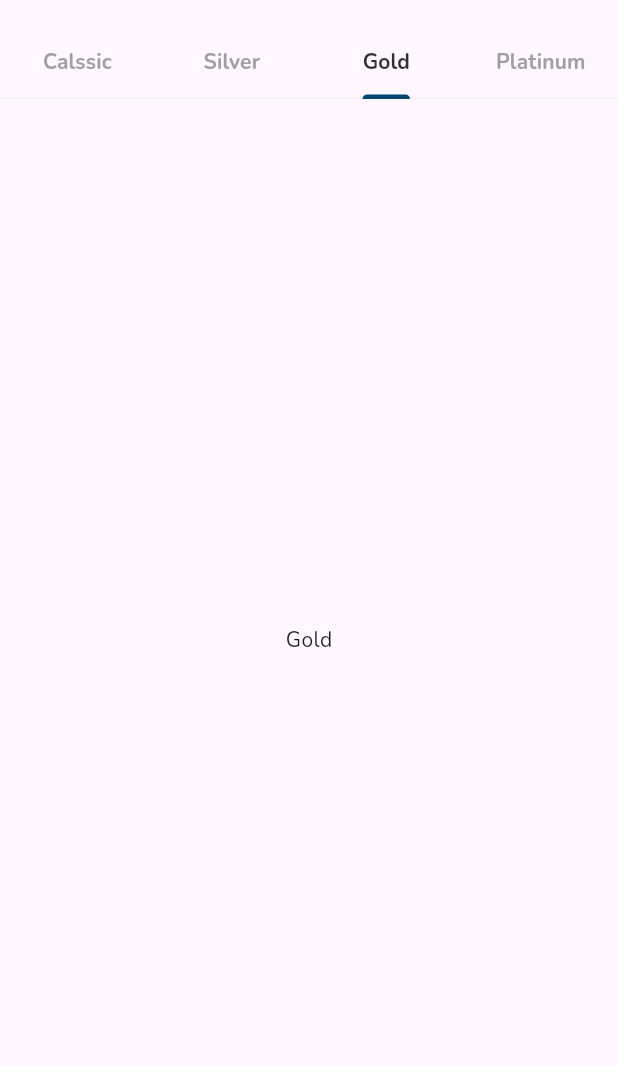
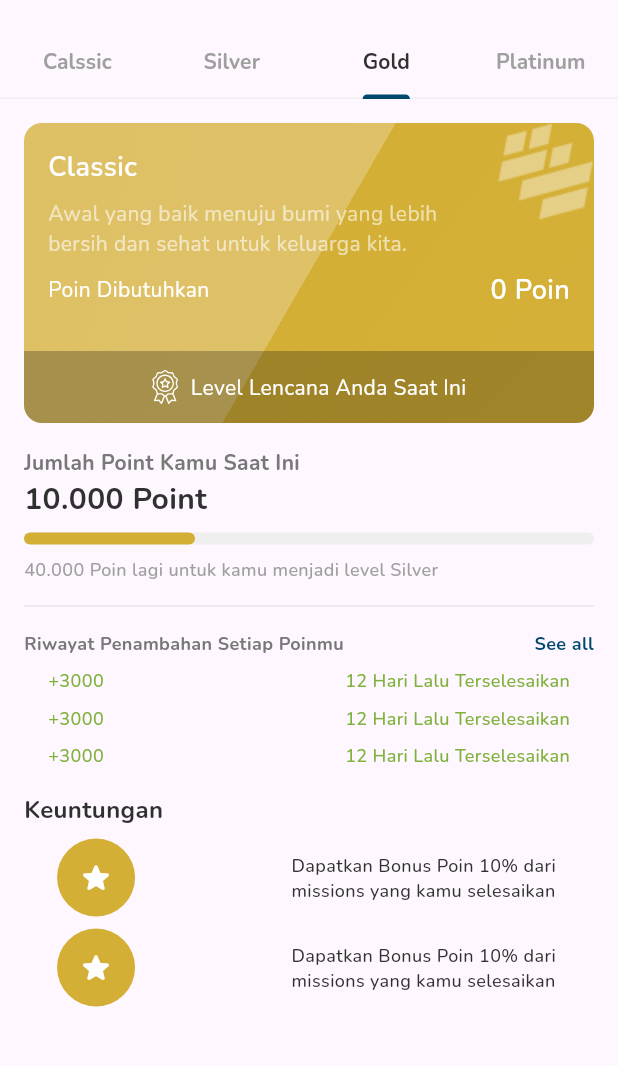
Before and after one commit to RECYTHNG/flutter_recything, a Flutter app: the screen it shows after launch, tab 3 chosen, on a phone screen of 412 x 824 dp, the part 57-1123 px from its top. Run offline on Flutter 3.47's test engine with Material 3 defaults, Android fonts, the phone set to English and light mode, and no system bars; our stand-ins replace flutter_svg.

Commit message:
feat(award : gold): complete slicing for gold achievement

```diff
--- a/recything_application/lib/screen/achievement_screen/achievement_screen.dart
+++ b/recything_application/lib/screen/achievement_screen/achievement_screen.dart
@@ -2,6 +2,7 @@ import 'package:flutter/material.dart';
 import 'package:recything_application/constants/color_constant.dart';
 import 'package:recything_application/constants/text_style_constant.dart';
 import 'package:recything_application/screen/achievement_screen/content/classic_achievement_content.dart';
+import 'package:recything_application/screen/achievement_screen/content/gold_achievement_content.dart';
 import 'package:recything_application/screen/achievement_screen/content/silver_achievement_content.dart';
 
 class AchievementScreen extends StatefulWidget {
@@ -44,11 +45,7 @@ class _AchievementScreenState extends State<AchievementScreen> {
           children: [
             const ClassicAchievementContent(),
             const SilverAchievementContent(),
-            Container(
-              child: const Center(
-                child: Text('Gold'),
-              ),
-            ),
+            const GoldAchievementContent(),
             Container(
               child: const Center(
                 child: Text('Platinum'),
--- a/recything_application/lib/screen/achievement_screen/content/gold_achievement_content.dart
+++ b/recything_application/lib/screen/achievement_screen/content/gold_achievement_content.dart
@@ -0,0 +1,308 @@
+import 'package:flutter/material.dart';
+import 'package:flutter_svg/svg.dart';
+import 'package:recything_application/constants/color_constant.dart';
+import 'package:recything_application/constants/icon_constant.dart';
+import 'package:recything_application/constants/image_constant.dart';
+import 'package:recything_application/constants/spacing_constant.dart';
+import 'package:recything_application/constants/text_style_constant.dart';
+
+class GoldAchievementContent extends StatefulWidget {
+  const GoldAchievementContent({super.key});
+
+  @override
+  State<GoldAchievementContent> createState() => _GoldAchievementContentState();
+}
+
+class _GoldAchievementContentState extends State<GoldAchievementContent> {
+  @override
+  Widget build(BuildContext context) {
+    return Scaffold(
+      body: Padding(
+        padding: const EdgeInsets.all(16.0),
+        child: Column(
+          crossAxisAlignment: CrossAxisAlignment.start,
+          children: [
+            Stack(
+              children: [
+                Container(
+                  height: 200.0,
+                  width: double.infinity,
+                  decoration: BoxDecoration(
+                    gradient: SweepGradient(
+                      colors: [
+                        const Color(0xFFD4AF35),
+                        const Color(0xFFD4AF35).withOpacity(0.75),
+                      ],
+                      center: const Alignment(-2.5, 0.0),
+                      startAngle: 0.0,
+                      endAngle: 2 * 3.14159,
+                      transform: const GradientRotation(-3.14 / 3),
+                    ),
+                    borderRadius: BorderRadius.circular(12),
+                  ),
+                  child: Padding(
+                    padding: const EdgeInsets.all(16.0),
+                    child: Column(
+                      crossAxisAlignment: CrossAxisAlignment.start,
+                      children: [
+                        Text(
+                          'Classic',
+                          style: TextStyleConstant.semiboldHeading4.copyWith(
+                            fontSize: 18.0,
+                            color: ColorConstant.whiteColor,
+                          ),
+                        ),
+                        SpacingConstant.verticalSpacing100,
+                        Text(
+                          'Awal yang baik menuju bumi yang lebih \nbersih dan sehat untuk keluarga kita.',
+                          style: TextStyleConstant.regularParagraph.copyWith(
+                            color: ColorConstant.whiteColor.withOpacity(0.6),
+                          ),
+                        ),
+                        SpacingConstant.verticalSpacing100,
+                        Row(
+                          mainAxisAlignment: MainAxisAlignment.spaceBetween,
+                          children: [
+                            Text(
+                              'Poin Dibutuhkan',
+                              style:
+                                  TextStyleConstant.regularParagraph.copyWith(
+                                color: ColorConstant.whiteColor,
+                              ),
+                            ),
+                            Text(
+                              '0 Poin',
+                              style: TextStyleConstant.semiboldTitle.copyWith(
+                                color: ColorConstant.whiteColor,
+                              ),
+                            ),
+                          ],
+                        ),
+                      ],
+                    ),
+                  ),
+                ),
+                Positioned(
+                  right: 0.0,
+                  child: Image.asset(
+                    ImageConstant.cardImage,
+                  ),
+                ),
+                Positioned(
+                  bottom: 0.0,
+                  left: 0.0,
+                  right: 0.0,
+                  child: Container(
+                    height: 48.0,
+                    decoration: BoxDecoration(
+                      color: ColorConstant.blackColor.withOpacity(0.25),
+                      borderRadius: const BorderRadius.only(
+                        bottomLeft: Radius.circular(12.0),
+                        bottomRight: Radius.circular(12.0),
+                      ),
+                    ),
+                    child: Row(
+                      mainAxisAlignment: MainAxisAlignment.center,
+                      children: [
+                        SvgPicture.asset(
+                          width: 18.01,
+                          height: 24,
+                          IconConstant.achievementIcon,
+                        ),
+                        SpacingConstant.horizontalSpacing100,
+                        Text(
+                          'Level Lencana Anda Saat Ini',
+                          style: TextStyleConstant.regularParagraph.copyWith(
+                            color: ColorConstant.whiteColor,
+                          ),
+                        ),
+                      ],
+                    ),
+                  ),
+                ),
+              ],
+            ),
+            SpacingConstant.verticalSpacing200,
+            Column(
+              crossAxisAlignment: CrossAxisAlignment.start,
+              children: [
+                Text(
+                  'Jumlah Point Kamu Saat Ini',
+                  style: TextStyleConstant.boldParagraph.copyWith(
+                    color: ColorConstant.netralColor700,
+                  ),
+                ),
+                Text(
+                  '10.000 Point',
+                  style: TextStyleConstant.boldHeading4.copyWith(
+                    fontSize: 20.0,
+                    color: ColorConstant.netralColor900,
+                    fontWeight: FontWeight.w700,
+                  ),
+                ),
+                SpacingConstant.verticalSpacing100,
+                LinearProgressIndicator(
+                  minHeight: 8.0,
+                  value: 0.3,
+                  backgroundColor: ColorConstant.netralColor500,
+                  borderRadius: BorderRadius.circular(40.0),
+                  color: const Color(0xFFD4AF35),
+                ),
+                SpacingConstant.verticalSpacing100,
+                Text(
+                  '40.000 Poin lagi untuk kamu menjadi level Silver',
+                  style: TextStyleConstant.mediumCaption.copyWith(
+                    color: ColorConstant.netralColor600,
+                  ),
+                ),
+                SpacingConstant.verticalSpacing100,
+                const Divider(
+                  color: Color(0xFFE6E6E6),
+                ),
+                SpacingConstant.verticalSpacing100,
+                Row(
+                  mainAxisAlignment: MainAxisAlignment.spaceBetween,
+                  children: [
+                    Text(
+                      'Riwayat Penambahan Setiap Poinmu',
+                      style: TextStyleConstant.boldCaption.copyWith(
+                        color: ColorConstant.netralColor700,
+                      ),
+                    ),
+                    GestureDetector(
+                      onTap: () {},
+                      child: Text(
+                        'See all',
+                        style: TextStyleConstant.boldCaption.copyWith(
+                          color: ColorConstant.primaryColor500,
+                        ),
+                      ),
+                    ),
+                  ],
+                ),
+                SpacingConstant.verticalSpacing100,
+                Padding(
+                  padding: const EdgeInsets.symmetric(horizontal: 16.0),
+                  child: Column(
+                    mainAxisAlignment: MainAxisAlignment.start,
+                    children: [
+                      Row(
+                        mainAxisAlignment: MainAxisAlignment.spaceBetween,
+                        children: [
+                          Text(
+                            '+3000',
+                            style: TextStyleConstant.mediumCaption.copyWith(
+                              color: ColorConstant.secondaryColor500,
+                            ),
+                          ),
+                          Text(
+                            '12 Hari Lalu Terselesaikan',
+                            style: TextStyleConstant.mediumCaption.copyWith(
+                              color: ColorConstant.secondaryColor500,
+                            ),
+                          ),
+                        ],
+                      ),
+                      SpacingConstant.verticalSpacing100,
+                      Row(
+                        mainAxisAlignment: MainAxisAlignment.spaceBetween,
+                        children: [
+                          Text(
+                            '+3000',
+                            style: TextStyleConstant.mediumCaption.copyWith(
+                              color: ColorConstant.secondaryColor500,
+                            ),
+                          ),
+                          Text(
+                            '12 Hari Lalu Terselesaikan',
+                            style: TextStyleConstant.mediumCaption.copyWith(
+                              color: ColorConstant.secondaryColor500,
+                            ),
+                          ),
+                        ],
+                      ),
+                      SpacingConstant.verticalSpacing100,
+                      Row(
+                        mainAxisAlignment: MainAxisAlignment.spaceBetween,
+                        children: [
+                          Text(
+                            '+3000',
+                            style: TextStyleConstant.mediumCaption.copyWith(
+                              color: ColorConstant.secondaryColor500,
+                            ),
+                          ),
+                          Text(
+                            '12 Hari Lalu Terselesaikan',
+                            style: TextStyleConstant.mediumCaption.copyWith(
+                              color: ColorConstant.secondaryColor500,
+                            ),
+                          ),
+                        ],
+                      ),
+                    ],
+                  ),
+                ),
+                SpacingConstant.verticalSpacing200,
+                Text(
+                  'Keuntungan',
+                  style: TextStyleConstant.boldSubtitle.copyWith(
+                    color: ColorConstant.netralColor900,
+                  ),
+                ),
+                SpacingConstant.verticalSpacing100,
+                Column(
+                  crossAxisAlignment: CrossAxisAlignment.start,
+                  children: [
+                    Row(
+                      mainAxisAlignment: MainAxisAlignment.spaceAround,
+                      children: [
+                        Container(
+                          height: 52.0,
+                          width: 52.0,
+                          decoration: const BoxDecoration(
+                            color: Color(0xFFD4AF35),
+                            shape: BoxShape.circle,
+                          ),
+                          child: const Icon(Icons.star_rounded,
+                              color: ColorConstant.whiteColor),
+                        ),
+                        SpacingConstant.horizontalSpacing200,
+                        Text(
+                          'Dapatkan Bonus Poin 10% dari \nmissions yang kamu selesaikan',
+                          style: TextStyleConstant.mediumCaption
+                              .copyWith(color: ColorConstant.netralColor900),
+                        )
+                      ],
+                    ),
+                    SpacingConstant.verticalSpacing100,
+                    Row(
+                      mainAxisAlignment: MainAxisAlignment.spaceAround,
+                      children: [
+                        Container(
+                          height: 52.0,
+                          width: 52.0,
+                          decoration: const BoxDecoration(
+                            color: Color(0xFFD4AF35),
+                            shape: BoxShape.circle,
+                          ),
+                          child: const Icon(Icons.star_rounded,
+                              color: ColorConstant.whiteColor),
+                        ),
+                        SpacingConstant.horizontalSpacing200,
+                        Text(
+                          'Dapatkan Bonus Poin 10% dari \nmissions yang kamu selesaikan',
+                          style: TextStyleConstant.mediumCaption
+                              .copyWith(color: ColorConstant.netralColor900),
+                        )
+                      ],
+                    ),
+                  ],
+                )
+              ],
+            )
+          ],
+        ),
+      ),
+    );
+  }
+}
```
